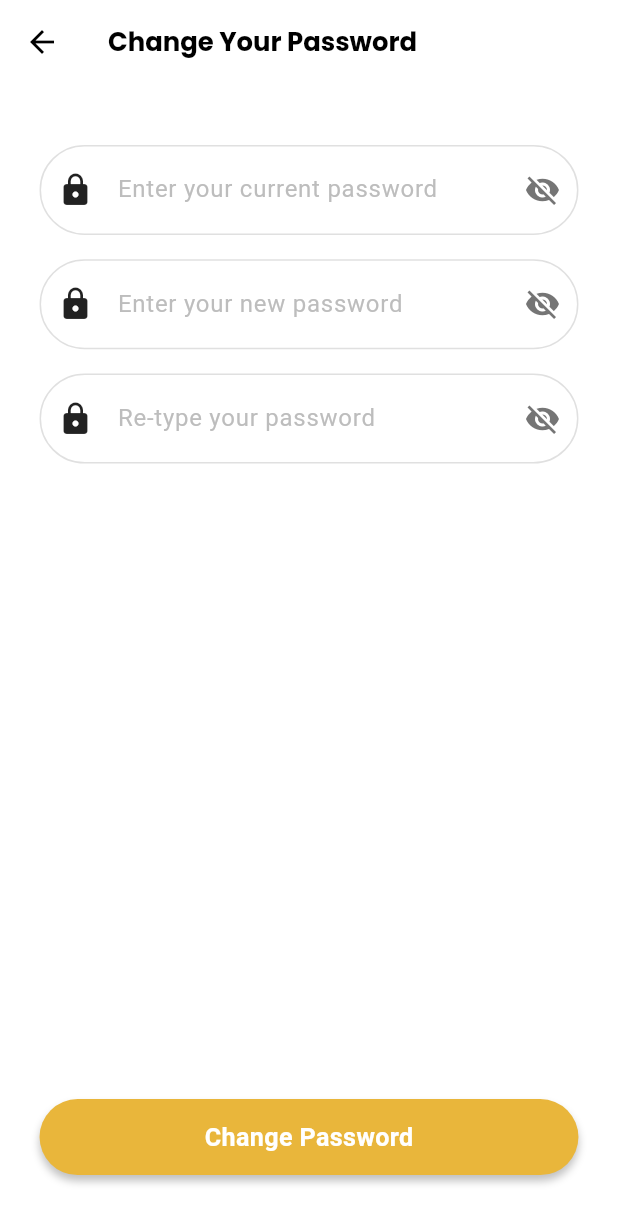
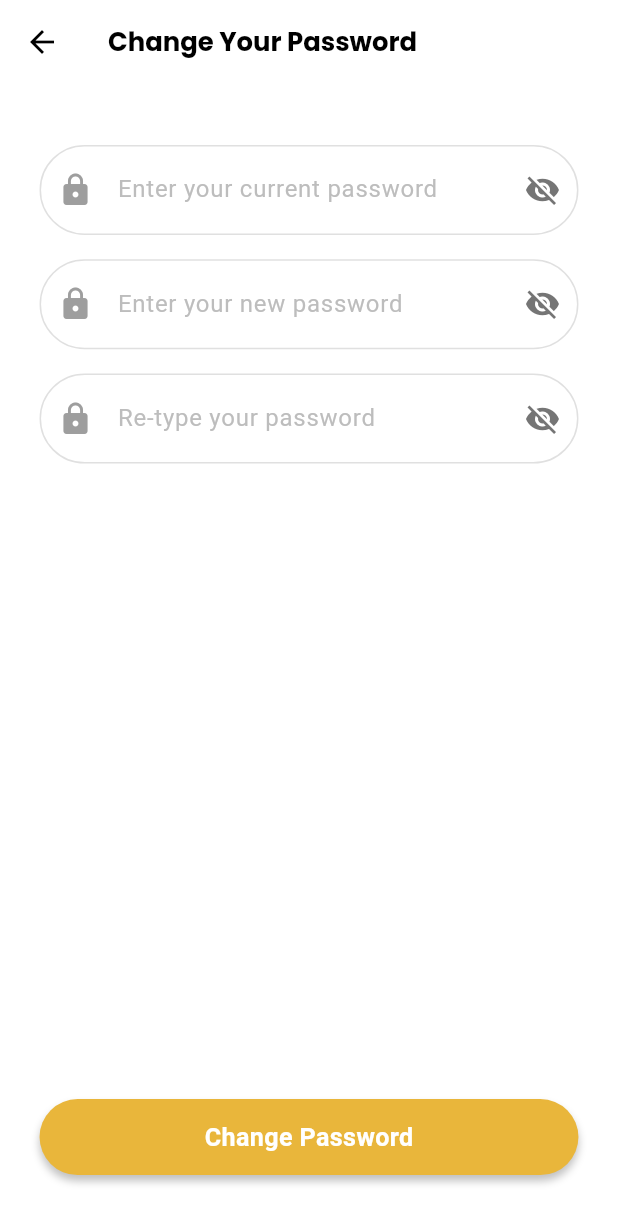
Before and after one commit to shizuiixui/auri_sign, a Flutter app: the ChangePasswordPage screen opened directly, on a phone screen of 412 x 824 dp. Shown: the top 1224 px of the screen. Run offline on Flutter 3.47's test engine with Material 3 defaults, Android fonts, the phone set to English and light mode, and no system bars; our stand-ins replace camera, dio, flutter_local_notifications, flutter_screenutil, flutter_svg, get_it and 7 more; missing offline and left inert: tflite_flutter, webview_flutter_android; accounts and stored records are empty; network calls fail; Roboto replaces fonts that are missing (Poppins-Regular); project files that could hold a hidden picture were left out.

Commit message:
refactor: update prefix icon color in change password page

```diff
--- a/lib/features/profile/presentation/widgets/change_password_helpers.dart
+++ b/lib/features/profile/presentation/widgets/change_password_helpers.dart
@@ -20,7 +20,7 @@ class CustomPasswordField extends StatelessWidget {
       controller: controller,
       obscureText: isObscured,
       decoration: InputDecoration(
-        prefixIcon: const Icon(Icons.lock, color: Colors.black87),
+        prefixIcon: const Icon(Icons.lock, color: Colors.grey),
         suffixIcon: IconButton(
           icon: Icon(
             isObscured ? Icons.visibility_off : Icons.visibility,
```
